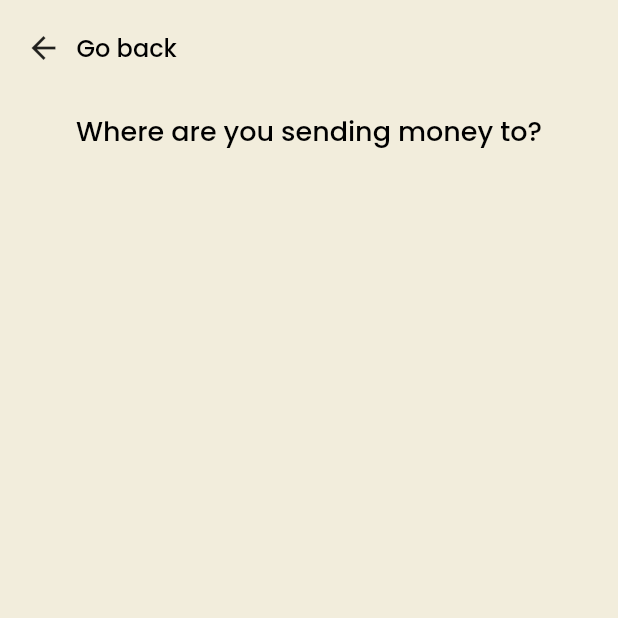
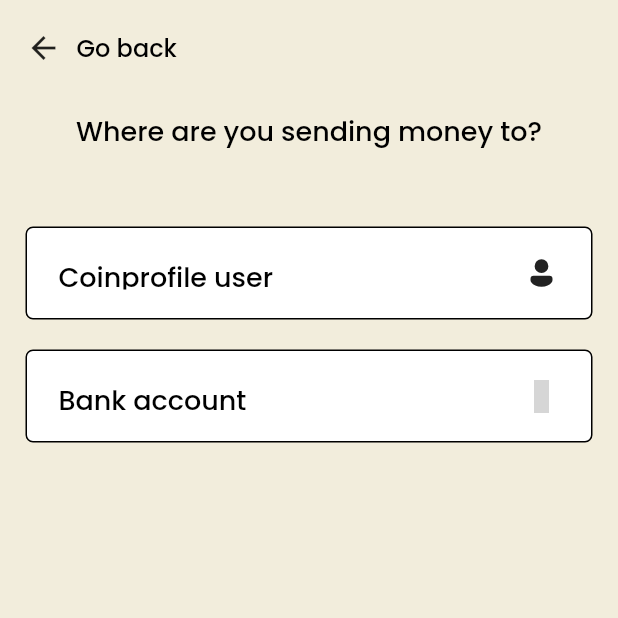
Before and after one commit to ProsperChihimba/coinprofile, a Flutter app: the SendOptionScreen screen opened directly, on a phone screen of 412 x 824 dp, the top half of it. Run offline on Flutter 3.47's test engine with Material 2 defaults, Android fonts, the phone set to English and light mode, and no system bars; our stand-ins replace fluentui_icons, gap, get, google_fonts; grey boxes are pictures that could not be loaded.

Commit message:
Finish up: initial design of payment choise page

```diff
--- a/lib/screens/sendtype/index.dart
+++ b/lib/screens/sendtype/index.dart
@@ -1,4 +1,5 @@
 import 'package:coinprofile/screens/sendselection/app_bar.dart';
+import 'package:coinprofile/screens/sendtype/type_selection.dart';
 import 'package:coinprofile/utils/app_layout.dart';
 import 'package:coinprofile/utils/app_styles.dart';
 import 'package:flutter/material.dart';
@@ -40,6 +41,7 @@
 
             // Send money to selection
             Gap(AppLayout.getHeight(50)),
+            const SendMoneyToSelection(),
           ],
         ),
       ),
--- /dev/null
+++ b/lib/screens/sendtype/type_selection.dart
@@ -0,0 +1,62 @@
+import 'package:coinprofile/utils/app_layout.dart';
+import 'package:coinprofile/utils/app_styles.dart';
+import 'package:fluentui_icons/fluentui_icons.dart';
+import 'package:flutter/material.dart';
+import 'package:gap/gap.dart';
+
+class SendMoneyToSelection extends StatelessWidget {
+  const SendMoneyToSelection({super.key});
+
+  @override
+  Widget build(BuildContext context) {
+    return Padding(
+      padding: EdgeInsets.symmetric(horizontal: AppLayout.getWidth(17)),
+      child: Column(
+        children: [
+          const OptionSection(
+            textHeader: "Coinprofile user",
+            iconChoose: FluentSystemIcons.ic_fluent_person_filled,
+          ),
+          Gap(AppLayout.getHeight(20)),
+          const OptionSection(
+            textHeader: "Bank account",
+            iconChoose: FluentSystemIcons.ic_fluent_bank_regular,
+          ),
+        ],
+      ),
+    );
+  }
+}
+
+class OptionSection extends StatelessWidget {
+  final String textHeader;
+  final IconData iconChoose;
+  const OptionSection(
+      {super.key, required this.textHeader, required this.iconChoose});
+
+  @override
+  Widget build(BuildContext context) {
+    return Container(
+      padding: EdgeInsets.symmetric(
+        vertical: AppLayout.getHeight(19),
+        horizontal: AppLayout.getWidth(21),
+      ),
+      height: AppLayout.getHeight(62),
+      decoration: BoxDecoration(
+        border: Border.all(color: Colors.black),
+        color: Colors.white,
+        borderRadius: BorderRadius.circular(5),
+      ),
+      child: Row(
+        mainAxisAlignment: MainAxisAlignment.spaceBetween,
+        children: [
+          Text(
+            textHeader,
+            style: Styles.headerText,
+          ),
+          Icon(iconChoose)
+        ],
+      ),
+    );
+  }
+}
```
